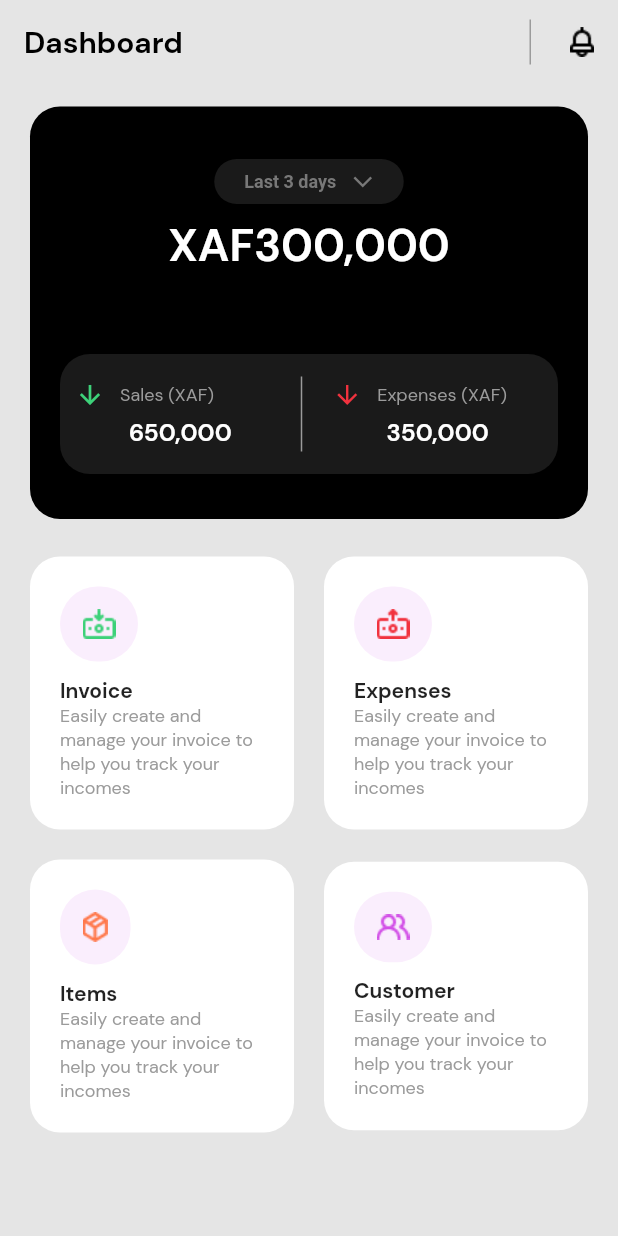
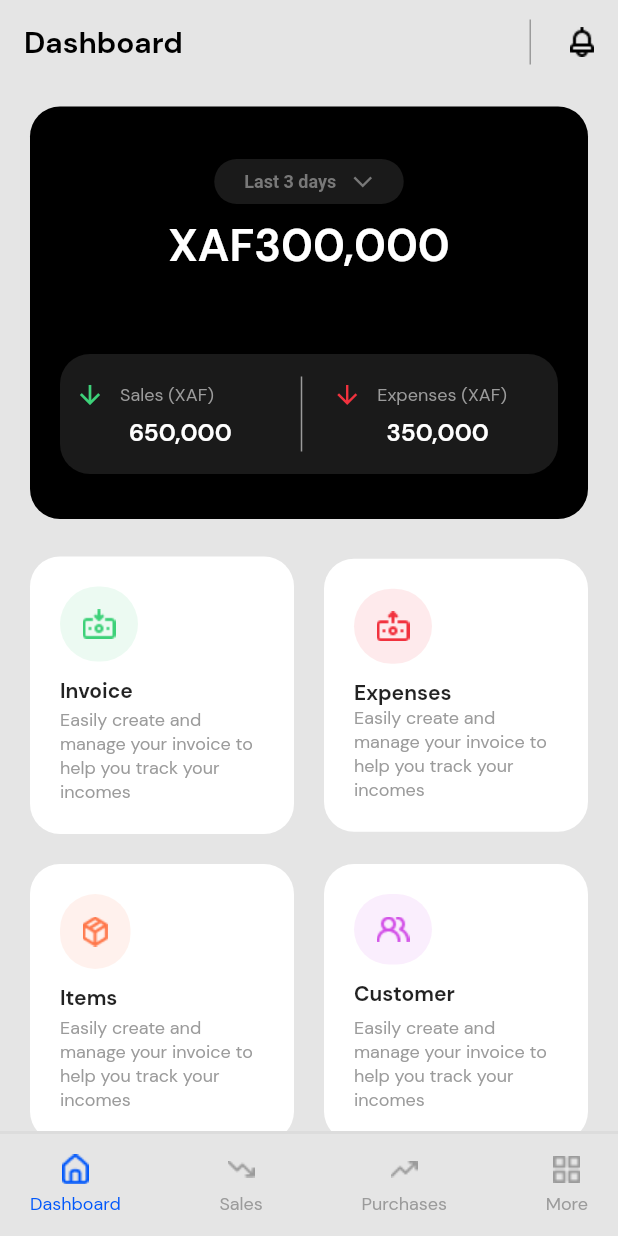
Before and after one commit to RandyKdev/basic_accounting_app, a Flutter app: the screen it shows after launch, on a phone screen of 412 x 824 dp. Run offline on Flutter 3.47's test engine with Material 2 defaults, Android fonts, the phone set to English and light mode, and no system bars.

Commit message:
Done dashboard screens

```diff
--- a/lib/screens/dashboard/dashboard_screen.dart
+++ b/lib/screens/dashboard/dashboard_screen.dart
@@ -244,7 +244,7 @@ class DashboardScreen extends StatelessWidget {
                           Container(
                             padding: EdgeInsets.all(15),
                             decoration: BoxDecoration(
-                              color: lightPurpleColor,
+                              color: lightGreenColor,
                               borderRadius:
                                   BorderRadius.all(Radius.circular(60)),
                             ),
@@ -256,6 +256,7 @@ class DashboardScreen extends StatelessWidget {
                             'Invoice',
                             style: captionBoldTextStyle,
                           ),
+                          SizedBox(height: 3),
                           Text(
                             'Easily create and manage your invoice to help you track your incomes',
                             style: labelTextStyle
@@ -282,7 +283,7 @@ class DashboardScreen extends StatelessWidget {
                           Container(
                             padding: EdgeInsets.all(15),
                             decoration: BoxDecoration(
-                              color: lightPurpleColor,
+                              color: lightRedColor,
                               borderRadius:
                                   BorderRadius.all(Radius.circular(60)),
                             ),
@@ -324,7 +325,7 @@ class DashboardScreen extends StatelessWidget {
                           Container(
                             padding: EdgeInsets.all(15),
                             decoration: BoxDecoration(
-                              color: lightPurpleColor,
+                              color: lightOrangeColor,
                               borderRadius:
                                   BorderRadius.all(Radius.circular(60)),
                             ),
@@ -336,6 +337,7 @@ class DashboardScreen extends StatelessWidget {
                             'Items',
                             style: captionBoldTextStyle,
                           ),
+                          SizedBox(height: 3),
                           Text(
                             'Easily create and manage your invoice to help you track your incomes',
                             style: labelTextStyle
@@ -374,6 +376,8 @@ class DashboardScreen extends StatelessWidget {
                             'Customer',
                             style: captionBoldTextStyle,
                           ),
+                          SizedBox(height: 3),
+                          SizedBox(height: 3),
                           Text(
                             'Easily create and manage your invoice to help you track your incomes',
                             style: labelTextStyle
@@ -389,6 +393,94 @@ class DashboardScreen extends StatelessWidget {
           ),
         ),
       ),
+      bottomNavigationBar: BottomAppBar(
+        elevation: 0,
+        child: Container(
+          decoration: BoxDecoration(
+            color: desaturatedGreyColor,
+            border: Border(
+              top: BorderSide(
+                color: veryLightGreyColor!,
+                width: 2,
+              ),
+            ),
+          ),
+          padding: EdgeInsets.symmetric(horizontal: 20),
+          height: 70,
+          child: Row(
+            mainAxisAlignment: MainAxisAlignment.spaceBetween,
+            children: [
+              Column(
+                mainAxisAlignment: MainAxisAlignment.center,
+                children: [
+                  Image.asset(
+                    'images/home_active_icon.png',
+                    fit: BoxFit.contain,
+                    width: 18,
+                    height: 20,
+                  ),
+                  SizedBox(height: 5),
+                  Text(
+                    'Dashboard',
+                    style: labelTextStyle.merge(TextStyle(color: accentColor)),
+                  ),
+                ],
+              ),
+              Column(
+                mainAxisAlignment: MainAxisAlignment.center,
+                children: [
+                  Image.asset(
+                    'images/sales_inactive_icon.png',
+                    fit: BoxFit.contain,
+                    width: 18,
+                    height: 20,
+                  ),
+                  SizedBox(height: 5),
+                  Text(
+                    'Sales',
+                    style:
+                        labelTextStyle.merge(TextStyle(color: lightGreyColor)),
+                  ),
+                ],
+              ),
+              Column(
+                mainAxisAlignment: MainAxisAlignment.center,
+                children: [
+                  Image.asset(
+                    'images/purchases_inactive_icon.png',
+                    fit: BoxFit.contain,
+                    width: 18,
+                    height: 20,
+                  ),
+                  SizedBox(height: 5),
+                  Text(
+                    'Purchases',
+                    style:
+                        labelTextStyle.merge(TextStyle(color: lightGreyColor)),
+                  ),
+                ],
+              ),
+              Column(
+                mainAxisAlignment: MainAxisAlignment.center,
+                children: [
+                  Image.asset(
+                    'images/more_inactive_icon.png',
+                    fit: BoxFit.contain,
+                    width: 18,
+                    height: 20,
+                  ),
+                  SizedBox(height: 5),
+                  Text(
+                    'More',
+                    style:
+                        labelTextStyle.merge(TextStyle(color: lightGreyColor)),
+                  ),
+                ],
+              ),
+            ],
+          ),
+        ),
+      ),
     );
   }
 }
```
